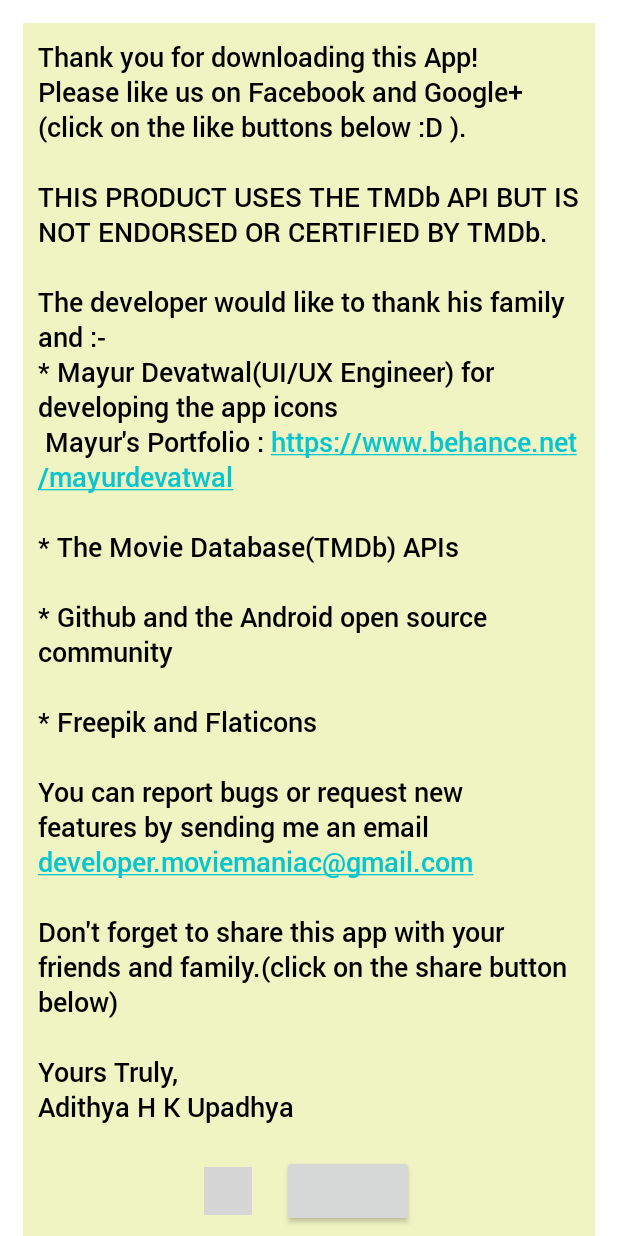
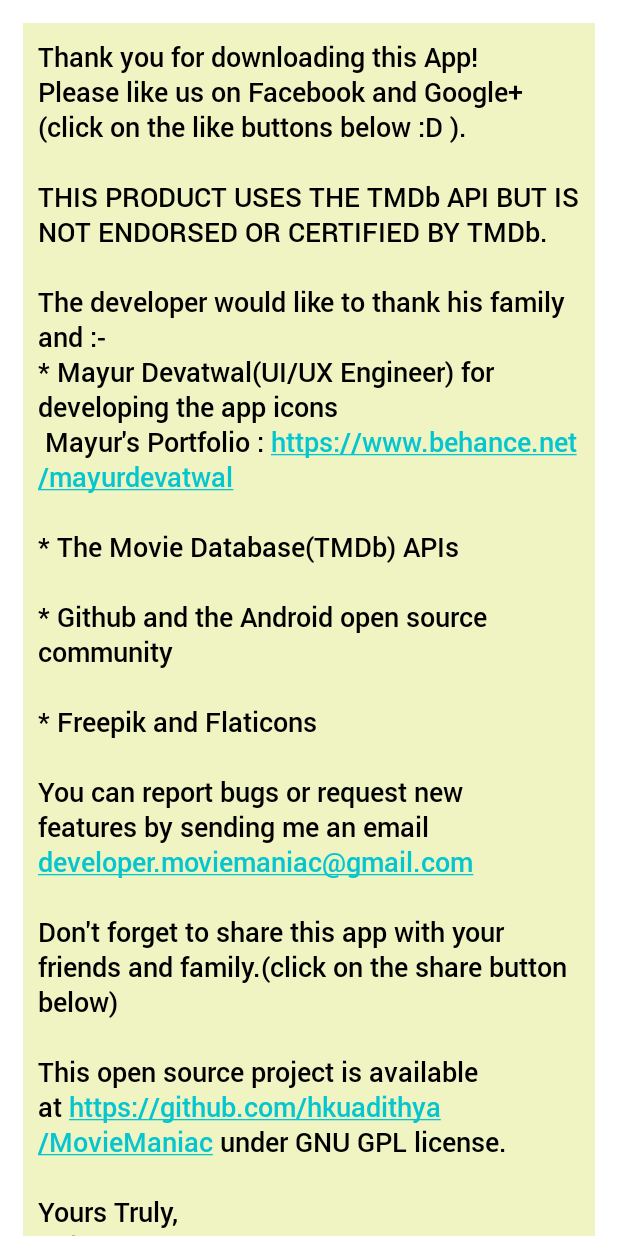
Before and after one commit to hkuadithya/MovieManiac, an Android app: the layout activity_support_developer.xml on its own in the app's theme, with its tools: preview values and no code run, on a phone screen of 412 x 824 dp. Run offline under Robolectric (Android 15) with nearby library versions, the phone set to English and light mode, and no system bars; plain views replace LikeView, PlusOneButton; network calls fail; grey boxes are pictures that could not be loaded.

Commit message:
Adding link to the Github MovieManiac project

```diff
--- a/app/src/main/res/values/strings.xml
+++ b/app/src/main/res/values/strings.xml
@@ -37,6 +37,7 @@
 
         \n\nYou can report bugs or request new features by sending me an email developer.moviemaniac@gmail.com
         \n\nDon\'t forget to share this app with your friends and family.(click on the share button below)
+        \n\nThis open source project is available at https://github.com/hkuadithya/MovieManiac under GNU GPL license.
         \n\nYours Truly,
         \nAdithya H K Upadhya
     </string>
--- a/networkmodule/src/main/java/com/adithyaupadhya/newtorkmodule/volley/networkconstants/NetworkConstants.java
+++ b/networkmodule/src/main/java/com/adithyaupadhya/newtorkmodule/volley/networkconstants/NetworkConstants.java
@@ -5,7 +5,7 @@
  */
 public interface NetworkConstants {
     // Please obtain your own private TMDb api key through registration.
-    String API_KEY = "";
+    String API_KEY = "api_key=";
 
     //  URL'S PERTAINING TO MOVIES
     String UPCOMING_MOVIES_BASE_URL = "http://api.themoviedb.org/3/movie/upcoming?" + API_KEY + "&page=";
```
